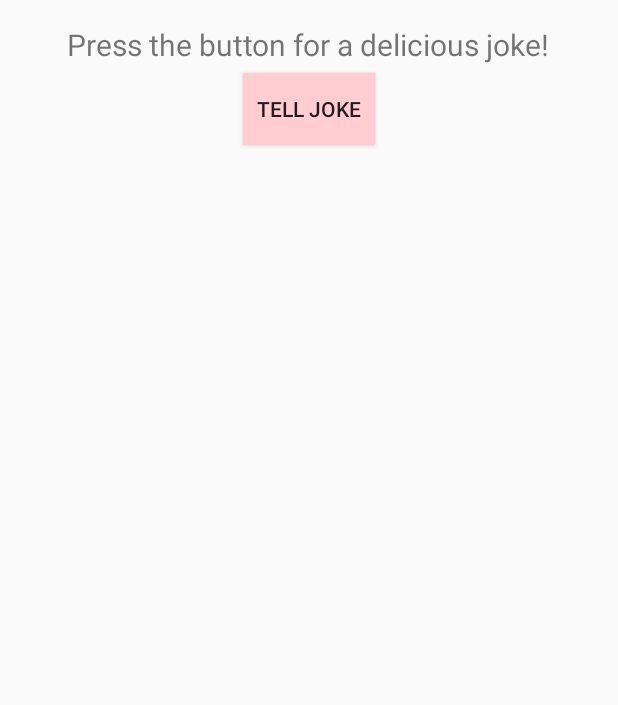
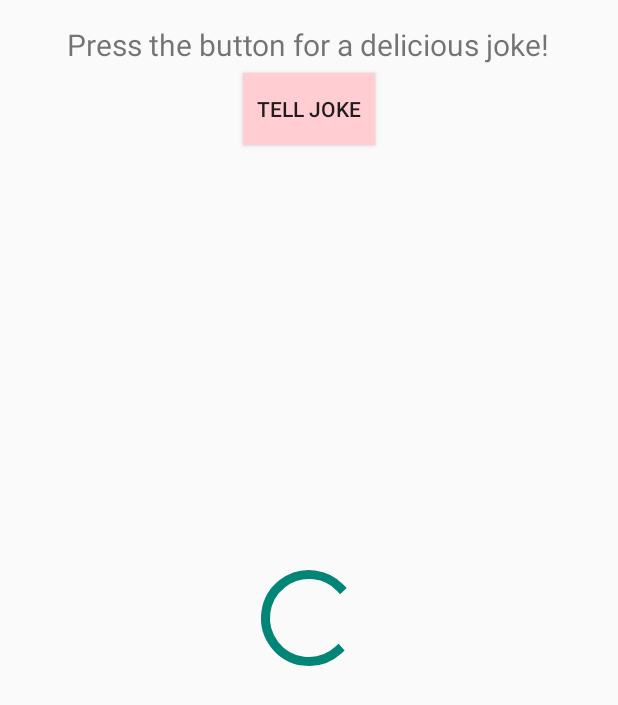
Before and after one commit to Suver1/Build-It-Bigger, an Android app: the layout fragment_main.xml on its own in the app's theme, with its tools: preview values and no code run, on a phone screen of 412 x 824 dp. Shown: the top 705 px of the screen. Run offline under Robolectric (Android 15) with nearby library versions, the phone set to English and light mode, and no system bars.

Commit message:
Show a progress spinner while async task is fetching joke

```diff
--- a/app/src/main/java/com/udacity/gradle/builditbigger/JokeEndpointsTask.java
+++ b/app/src/main/java/com/udacity/gradle/builditbigger/JokeEndpointsTask.java
@@ -78,5 +78,6 @@ public class JokeEndpointsTask extends AsyncTask<Pair<Context, String>, Void, St
             Toast.makeText(mContext, mContext.getResources().getString(R.string.get_joke_failed),
                     Toast.LENGTH_LONG).show();
         }
+        MainActivity.hideSpinner();
     }
 }
--- a/app/src/main/res/layout/fragment_main.xml
+++ b/app/src/main/res/layout/fragment_main.xml
@@ -25,7 +25,15 @@
         android:text="@string/button_text"
         android:onClick="tellJoke"
         android:background="@color/red100"
-        />
+        android:id="@+id/button" />
+
+    <ProgressBar
+        android:id="@+id/loadJokeProgressBar"
+        style="?android:attr/progressBarStyleLarge"
+        android:layout_width="wrap_content"
+        android:layout_height="wrap_content"
+        android:layout_centerVertical="true"
+        android:layout_centerHorizontal="true" />
 
     <com.google.android.gms.ads.AdView
         android:id="@+id/adView"
```
Also changed, not shown: app/src/main/java/com/udacity/gradle/builditbigger/MainActivity.java (+15 -0 lines).
